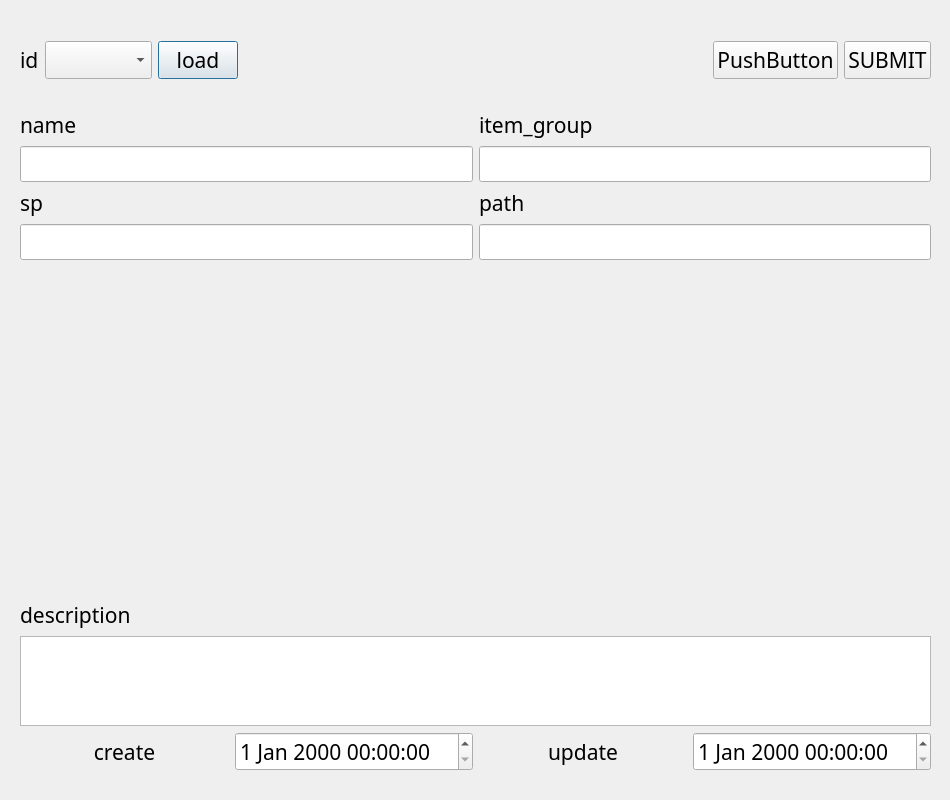
This is ui/ipDialog.ui in SuhYeoJee/OrderManager as Qt 5 draws it before an edit. The edited form follows.
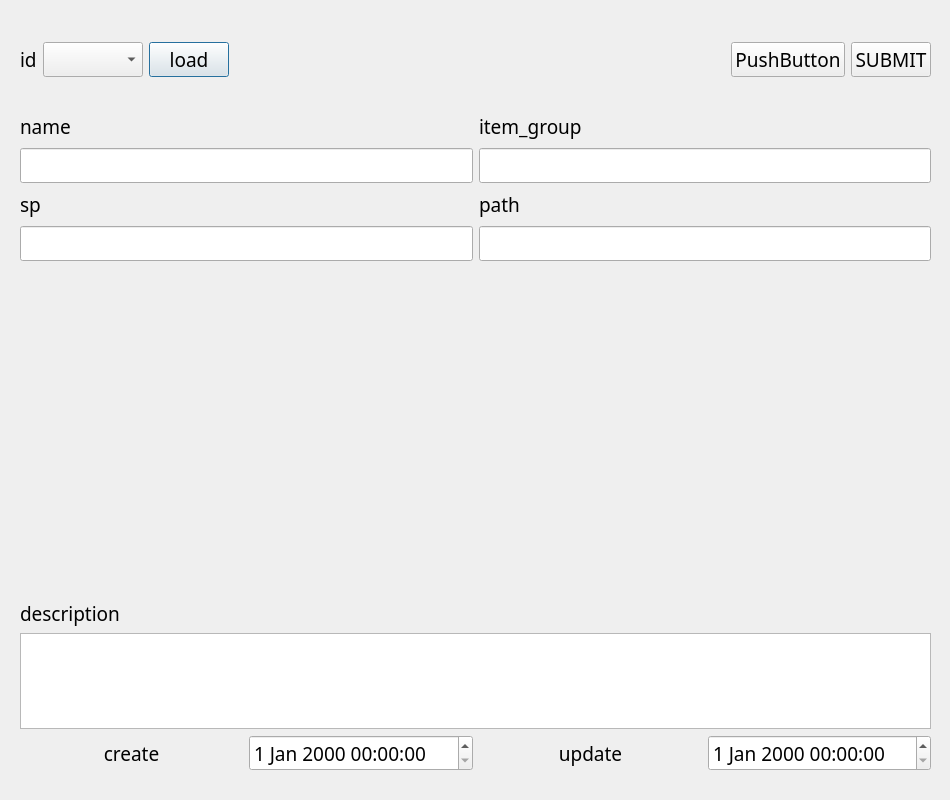
This is the edited form.

```diff
--- a/ui/ipDialog.ui
+++ b/ui/ipDialog.ui
@@ -13,7 +13,7 @@
   <property name="font">
    <font>
     <family>굴림</family>
-    <pointsize>16</pointsize>
+    <pointsize>14</pointsize>
    </font>
   </property>
   <property name="windowTitle">
```
